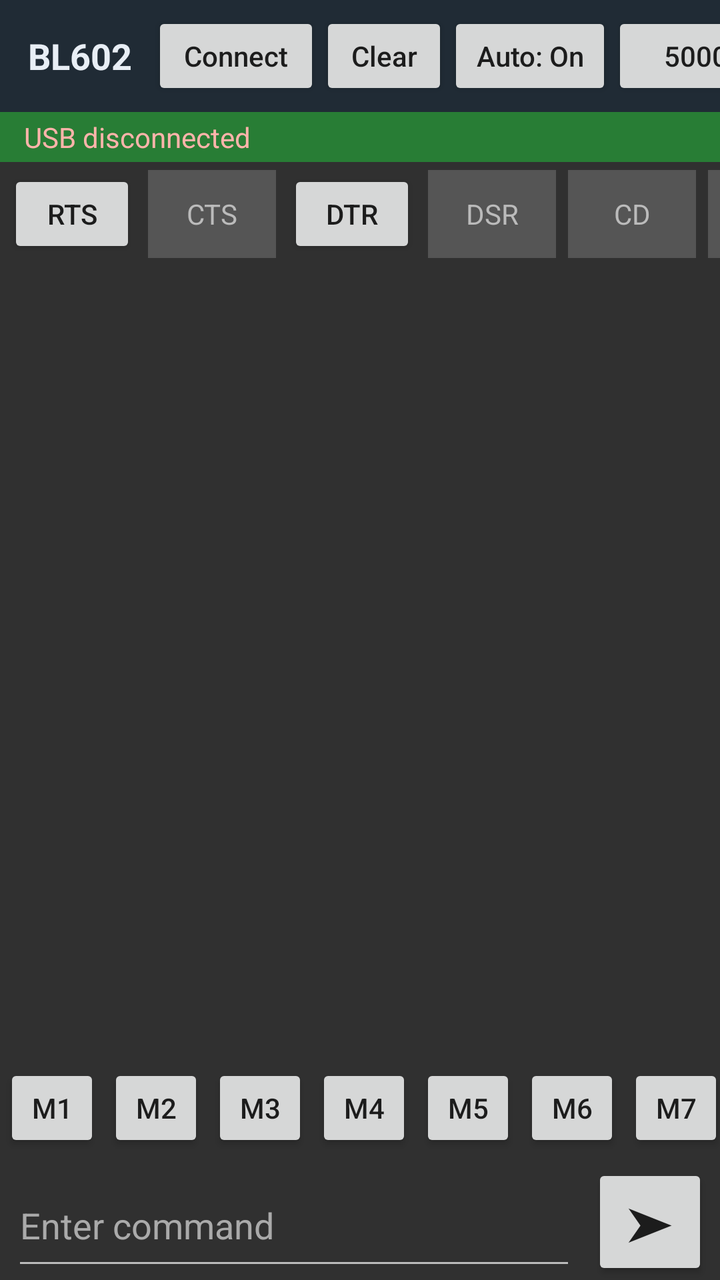
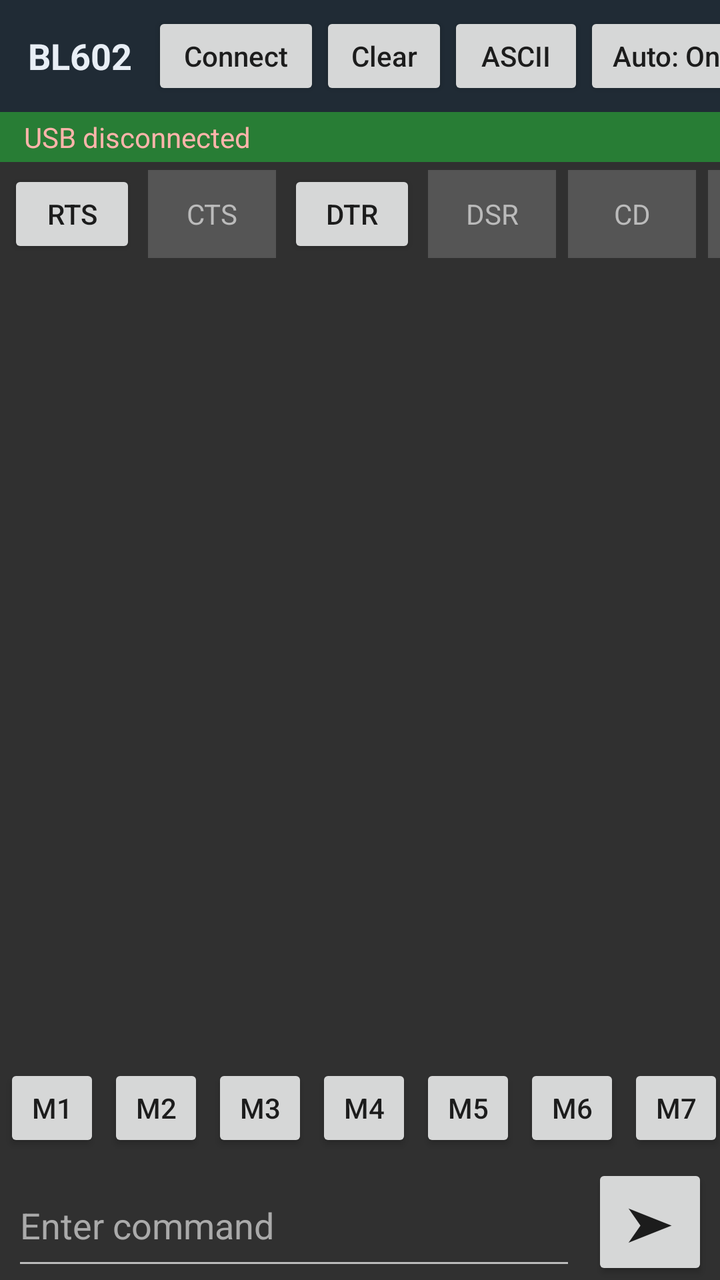

An Android layout rendered at two revisions. The XML below is the earlier revision; the diff shows what the commit changed to produce the second picture.
<!-- AndroidManifest.xml: application theme android:Theme.Material.Light.NoActionBar -->
<!-- res/layout/activity_main.xml -->
<?xml version="1.0" encoding="utf-8"?>
<LinearLayout xmlns:android="http://schemas.android.com/apk/res/android"
    android:orientation="vertical" android:background="#303030"
    android:layout_width="match_parent" android:layout_height="match_parent">

    <HorizontalScrollView android:scrollbars="none" android:fillViewport="true"
        android:background="#202B35" android:layout_width="match_parent" android:layout_height="56dp">
        <LinearLayout android:orientation="horizontal" android:gravity="center_vertical"
            android:paddingLeft="8dp" android:paddingRight="8dp"
            android:layout_width="wrap_content" android:layout_height="match_parent">
            <TextView android:text="BL602" android:textColor="#E8EEF5" android:textStyle="bold"
                android:textSize="18sp" android:gravity="center_vertical"
                android:paddingLeft="6dp" android:paddingRight="10dp"
                android:layout_width="wrap_content" android:layout_height="match_parent"/>
            <Button android:id="@+id/connect" android:text="Connect" android:textAllCaps="false"
                android:minWidth="84dp" android:layout_width="wrap_content" android:layout_height="44dp"/>
            <Button android:id="@+id/clearTerminal" android:text="Clear" android:textAllCaps="false"
                android:minWidth="64dp" android:layout_width="wrap_content" android:layout_height="44dp"/>
            <Button android:id="@+id/autoScroll" android:text="Auto: On" android:textAllCaps="false"
                android:minWidth="82dp" android:layout_width="wrap_content" android:layout_height="44dp"/>
            <Button android:id="@+id/baudControl" android:text="500000" android:textAllCaps="false"
                android:minWidth="100dp" android:layout_width="wrap_content" android:layout_height="44dp"/>
            <Button android:id="@+id/menu" android:text="More" android:textAllCaps="false"
                android:minWidth="54dp" android:layout_width="wrap_content" android:layout_height="44dp"/>
        </LinearLayout>
    </HorizontalScrollView>

    <TextView android:id="@+id/status" android:text="USB disconnected" android:textColor="#FFB4AB"
        android:paddingLeft="12dp" android:paddingTop="3dp" android:paddingBottom="3dp"
        android:background="#287D35" android:layout_width="match_parent" android:layout_height="wrap_content"/>

    <HorizontalScrollView android:scrollbars="none" android:background="#303030"
        android:layout_width="match_parent" android:layout_height="52dp">
        <LinearLayout android:orientation="horizontal" android:gravity="center_vertical"
            android:paddingLeft="4dp" android:paddingRight="4dp"
            android:layout_width="wrap_content" android:layout_height="match_parent">
            <Button android:id="@+id/rts" android:text="RTS" android:layout_width="64dp" android:layout_height="44dp" android:layout_marginRight="6dp"/>
            <TextView android:id="@+id/cts" android:text="CTS" android:textColor="#BBBBBB" android:gravity="center" android:background="#555555" android:layout_width="64dp" android:layout_height="44dp" android:layout_marginRight="6dp"/>
            <Button android:id="@+id/dtr" android:text="DTR" android:layout_width="64dp" android:layout_height="44dp" android:layout_marginRight="6dp"/>
            <TextView android:id="@+id/dsr" android:text="DSR" android:textColor="#BBBBBB" android:gravity="center" android:background="#555555" android:layout_width="64dp" android:layout_height="44dp" android:layout_marginRight="6dp"/>
            <TextView android:id="@+id/cd" android:text="CD" android:textColor="#BBBBBB" android:gravity="center" android:background="#555555" android:layout_width="64dp" android:layout_height="44dp" android:layout_marginRight="6dp"/>
            <TextView android:id="@+id/ri" android:text="RI" android:textColor="#BBBBBB" android:gravity="center" android:background="#555555" android:layout_width="64dp" android:layout_height="44dp"/>
        </LinearLayout>
    </HorizontalScrollView>

    <ScrollView android:id="@+id/flashPanel" android:visibility="gone"
        android:layout_width="match_parent" android:layout_height="0dp" android:layout_weight="1">
        <LinearLayout android:orientation="vertical" android:padding="12dp" android:layout_width="match_parent" android:layout_height="wrap_content">
            <TextView android:text="BL602 firmware images" android:textColor="#FFFFFF" android:textStyle="bold" android:paddingTop="8dp" android:layout_width="match_parent" android:layout_height="wrap_content"/>
            <Button android:id="@+id/pickFirmware" android:text="Select BIN file(s)" android:layout_width="match_parent" android:layout_height="wrap_content"/>
            <TextView android:id="@+id/firmwareList" android:text="No firmware selected" android:textColor="#FFFFFF" android:padding="8dp" android:layout_width="match_parent" android:layout_height="wrap_content"/>
            <TextView android:text="Flash address assignment is not available yet." android:textColor="#CCCCCC" android:textSize="12sp" android:layout_width="match_parent" android:layout_height="wrap_content"/>
            <Button android:id="@+id/startFlash" android:text="FLASH BL602" android:layout_width="match_parent" android:layout_height="wrap_content"/>
            <ProgressBar android:id="@+id/progress" style="?android:attr/progressBarStyleHorizontal" android:max="100" android:progress="0" android:layout_width="match_parent" android:layout_height="wrap_content"/>
            <TextView android:id="@+id/flashLog" android:text="Flash log" android:textColor="#FFFFFF" android:padding="8dp" android:textIsSelectable="true" android:layout_width="match_parent" android:layout_height="wrap_content"/>
        </LinearLayout>
    </ScrollView>

    <LinearLayout android:id="@+id/monitorPanel" android:orientation="vertical"
        android:layout_width="match_parent" android:layout_height="0dp" android:layout_weight="1">
        <ScrollView android:id="@+id/terminalScroll" android:fillViewport="true" android:background="#303030"
            android:scrollbars="vertical" android:fadeScrollbars="false"
            android:layout_width="match_parent" android:layout_height="0dp" android:layout_weight="1">
            <TextView android:id="@+id/terminal" android:textColor="#E0E0E0" android:typeface="monospace"
                android:textSize="13sp" android:padding="8dp" android:textIsSelectable="true"
                android:gravity="top|start" android:layout_width="match_parent" android:layout_height="wrap_content"/>
        </ScrollView>
        <HorizontalScrollView android:scrollbars="none" android:layout_width="match_parent" android:layout_height="56dp">
            <LinearLayout android:id="@+id/shortcutRow" android:orientation="horizontal" android:gravity="center_vertical"
                android:layout_width="wrap_content" android:layout_height="match_parent">
                <Button android:id="@+id/m1" android:text="M1" android:layout_width="48dp" android:layout_height="44dp" android:layout_margin="2dp"/>
                <Button android:id="@+id/m2" android:text="M2" android:layout_width="48dp" android:layout_height="44dp" android:layout_margin="2dp"/>
                <Button android:id="@+id/m3" android:text="M3" android:layout_width="48dp" android:layout_height="44dp" android:layout_margin="2dp"/>
                <Button android:id="@+id/m4" android:text="M4" android:layout_width="48dp" android:layout_height="44dp" android:layout_margin="2dp"/>
                <Button android:id="@+id/m5" android:text="M5" android:layout_width="48dp" android:layout_height="44dp" android:layout_margin="2dp"/>
                <Button android:id="@+id/m6" android:text="M6" android:layout_width="48dp" android:layout_height="44dp" android:layout_margin="2dp"/>
                <Button android:id="@+id/m7" android:text="M7" android:layout_width="48dp" android:layout_height="44dp" android:layout_margin="2dp"/>
            </LinearLayout>
        </HorizontalScrollView>
        <LinearLayout android:orientation="horizontal" android:gravity="center_vertical"
            android:paddingLeft="6dp" android:paddingRight="6dp"
            android:layout_width="match_parent" android:layout_height="58dp">
            <EditText android:id="@+id/sendText" android:hint="Enter command" android:textColor="#FFFFFF"
                android:textColorHint="#AAAAAA" android:singleLine="true" android:backgroundTint="#BBBBBB"
                android:imeOptions="actionSend" android:layout_width="0dp" android:layout_weight="1" android:layout_height="match_parent"/>
            <Button android:id="@+id/send" android:text="➤" android:textSize="24sp"
                android:layout_width="58dp" android:layout_height="match_parent" android:layout_marginLeft="8dp"/>
        </LinearLayout>
    </LinearLayout>

    <ScrollView android:id="@+id/settingsPanel" android:visibility="gone"
        android:layout_width="match_parent" android:layout_height="0dp" android:layout_weight="1">
        <LinearLayout android:orientation="vertical" android:padding="12dp" android:layout_width="match_parent" android:layout_height="wrap_content">
            <TextView android:text="UART settings" android:textColor="#FFFFFF" android:textStyle="bold" android:layout_width="match_parent" android:layout_height="wrap_content"/>
            <TextView android:text="Baud rate is selected from the top toolbar." android:textColor="#FFFFFF" android:paddingTop="8dp" android:layout_width="match_parent" android:layout_height="wrap_content"/>
            <EditText android:id="@+id/baudRate" android:visibility="gone" android:inputType="number" android:text="500000" android:hint="Custom baud rate" android:layout_width="match_parent" android:layout_height="wrap_content"/>
            <TextView android:text="Receive format" android:textColor="#FFFFFF" android:paddingTop="12dp" android:layout_width="match_parent" android:layout_height="wrap_content"/>
            <Spinner android:id="@+id/viewMode" android:layout_width="match_parent" android:layout_height="wrap_content"/>
            <TextView android:text="Transmit newline" android:textColor="#FFFFFF" android:paddingTop="12dp" android:layout_width="match_parent" android:layout_height="wrap_content"/>
            <Spinner android:id="@+id/newlineMode" android:layout_width="match_parent" android:layout_height="wrap_content"/>
            <TextView android:text="Data: 8 bits · Parity: none · Stop: 1" android:textColor="#FFFFFF" android:layout_width="match_parent" android:layout_height="wrap_content"/>
            <TextView android:text="Tap RTS/DTR to toggle output lines. CTS/DSR/CD/RI are status indicators." android:textColor="#CCCCCC" android:textStyle="bold" android:paddingTop="12dp" android:layout_width="match_parent" android:layout_height="wrap_content"/>
            <Button android:id="@+id/backToTerminal" android:text="Back to terminal" android:layout_width="match_parent" android:layout_height="wrap_content"/>
            <TextView android:text="Manual reset: hold BOOT, pulse RESET, release RESET, then release BOOT. Wiring varies by board." android:textColor="#CCCCCC" android:textSize="12sp" android:padding="8dp" android:layout_width="match_parent" android:layout_height="wrap_content"/>
        </LinearLayout>
    </ScrollView>
</LinearLayout>
<!-- resources referenced by this layout -->
<resources>

</resources>

<!-- the commit's change to res/layout/activity_main.xml (unified diff, before → after) -->
@@ -16,6 +16,8 @@
                 android:minWidth="84dp" android:layout_width="wrap_content" android:layout_height="44dp"/>
             <Button android:id="@+id/clearTerminal" android:text="Clear" android:textAllCaps="false"
                 android:minWidth="64dp" android:layout_width="wrap_content" android:layout_height="44dp"/>
+            <Button android:id="@+id/formatToggle" android:text="ASCII" android:textAllCaps="false"
+                android:minWidth="68dp" android:layout_width="wrap_content" android:layout_height="44dp"/>
             <Button android:id="@+id/autoScroll" android:text="Auto: On" android:textAllCaps="false"
                 android:minWidth="82dp" android:layout_width="wrap_content" android:layout_height="44dp"/>
             <Button android:id="@+id/baudControl" android:text="500000" android:textAllCaps="false"
